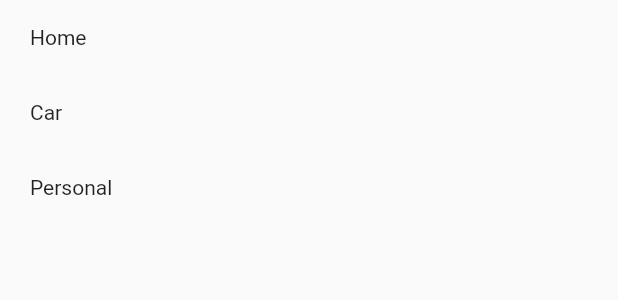
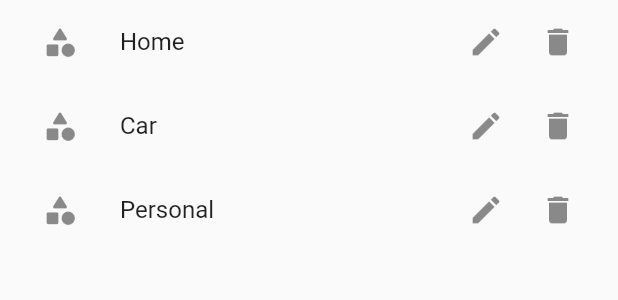
Before and after one commit to bogdanburnea/flutter_prj_1, a Flutter app: the CategoryWidget widget shown alone on an empty page, opened directly, on a phone screen of 412 x 824 dp. Shown: the top 300 px of the screen. Run offline on Flutter 3.47's test engine with Material 2 defaults, Android fonts, the phone set to English and light mode, and no system bars; our stand-ins replace get_it, shared_preferences; missing offline and left inert: username_gen; accounts and stored records are empty.

Commit message:
change icons for type

```diff
--- a/lib/pages/category/widgets/category_widget.dart
+++ b/lib/pages/category/widgets/category_widget.dart
@@ -18,11 +18,22 @@ class CategoryWidget extends StatelessWidget {
             child: ListView.builder(
           itemCount: categoryList.length,
           itemBuilder: (context, index) {
-            return Container(
-              height: 50,
-              alignment: Alignment.centerLeft,
-              padding: const EdgeInsets.fromLTRB(20, 0, 20, 0),
-              child: Text(categoryList[index]),
+            return ListTile(
+              leading: IconButton(
+                icon: const Icon(Icons.category_rounded),
+                onPressed: () {},
+              ),
+              title: Text(categoryList[index]),
+              trailing: Row(mainAxisSize: MainAxisSize.min, children: <Widget>[
+                IconButton(
+                  icon: Icon(Icons.edit),
+                  onPressed: () async {},
+                ),
+                IconButton(
+                  icon: const Icon(Icons.delete),
+                  onPressed: () {},
+                ),
+              ]),
             );
           },
         ));
--- a/lib/pages/home/home_page.dart
+++ b/lib/pages/home/home_page.dart
@@ -97,7 +97,7 @@ class _HomePageState extends State<HomePage> {
                     label: categories_label,
                   ),
                   BottomNavigationBarItem(
-                    icon: Icon(Icons.library_books),
+                    icon: Icon(Icons.category_outlined),
                     label: types_label,
                   ),
                   BottomNavigationBarItem(
--- a/lib/pages/type/type_page.dart
+++ b/lib/pages/type/type_page.dart
@@ -71,7 +71,7 @@ class _TypePageState extends State<TypePage> {
               itemBuilder: (context, index) {
                 return ListTile(
                   leading: IconButton(
-                    icon: const Icon(Icons.library_books),
+                    icon: const Icon(Icons.category_outlined),
                     onPressed: () {},
                   ),
                   title: Text('${widget.items[index]}'),
```
